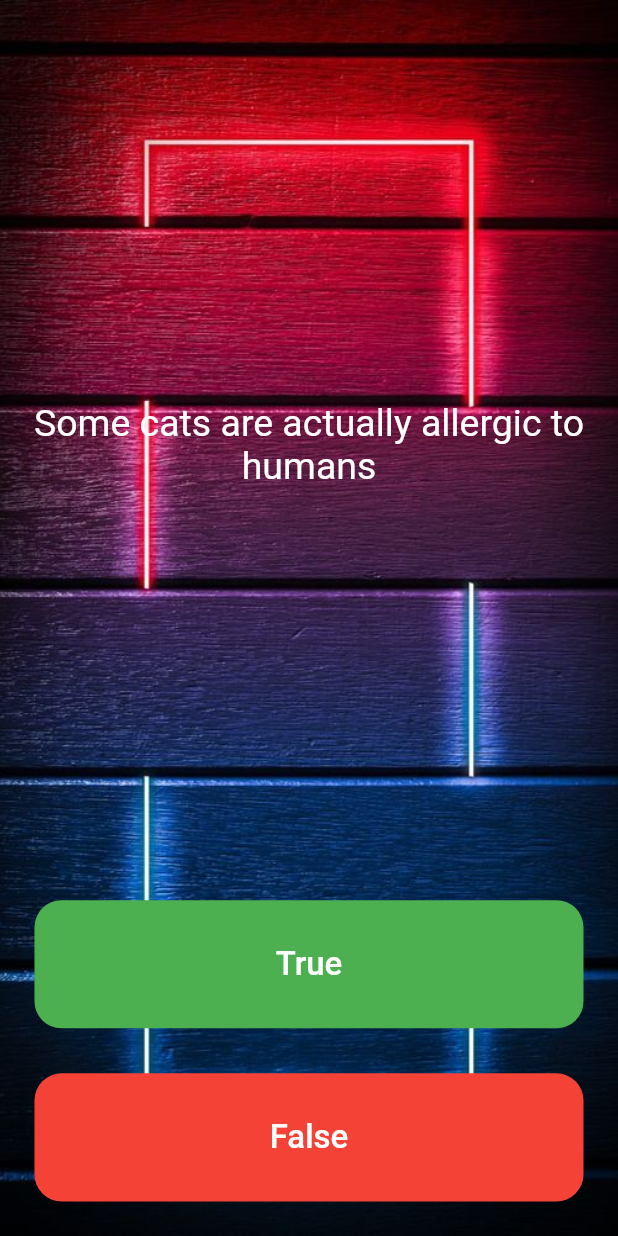
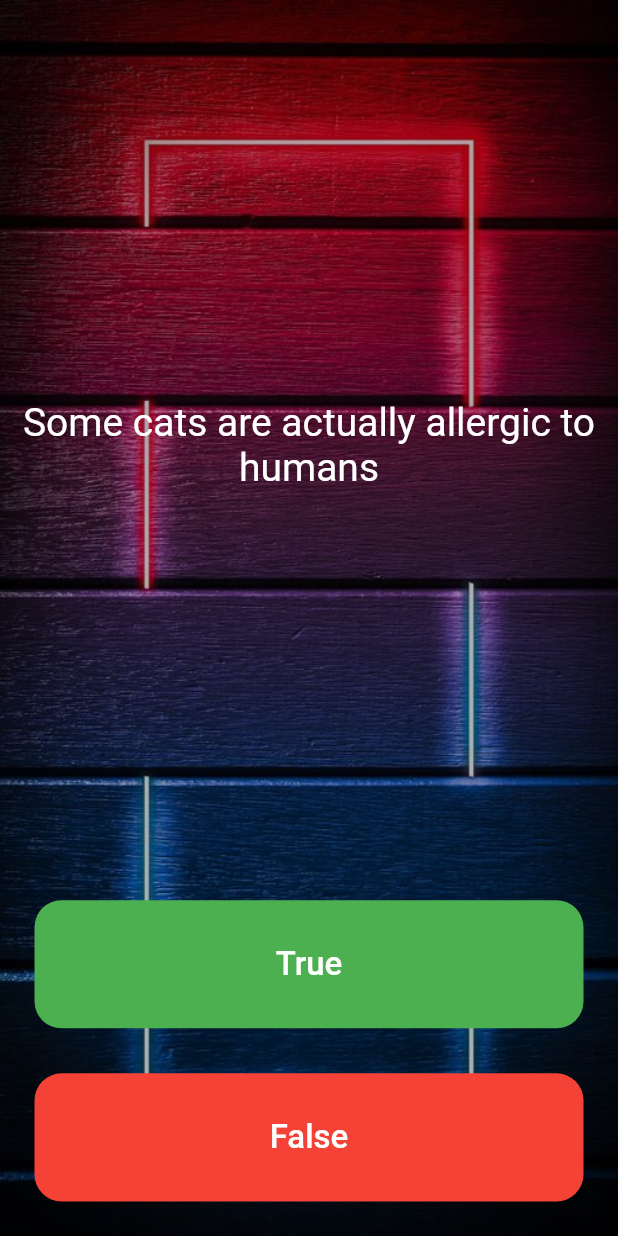
Before and after one commit to arnabb38/quizzler, a Flutter app: the screen it shows after launch, on a phone screen of 412 x 824 dp. Run offline on Flutter 3.47's test engine with Material 2 defaults, Android fonts, the phone set to English and light mode, and no system bars; our stand-ins replace rflutter_alert.

```diff
--- a/lib/main.dart
+++ b/lib/main.dart
@@ -20,6 +20,10 @@ class Quizzler extends StatelessWidget {
             image: DecorationImage(
               image: AssetImage('assets/back.jpg'),
               fit: BoxFit.cover,
+              colorFilter: new ColorFilter.mode(
+                Colors.black.withOpacity(0.3),
+                BlendMode.darken,
+              ),
             ),
           ),
           child: QuizPage(),
@@ -83,13 +87,13 @@ class _QuizPageState extends State<QuizPage> {
           Expanded(
             flex: 5,
             child: Padding(
-              padding: EdgeInsets.all(10.0),
+              padding: EdgeInsets.all(5.0),
               child: Center(
                 child: Text(
                   quizBrain.getQuestionText(),
                   textAlign: TextAlign.center,
                   style: TextStyle(
-                    fontSize: 25.0,
+                    fontSize: 26.0,
                     color: Colors.white,
                   ),
                 ),
```
Also changed, not shown: 1 other file.
